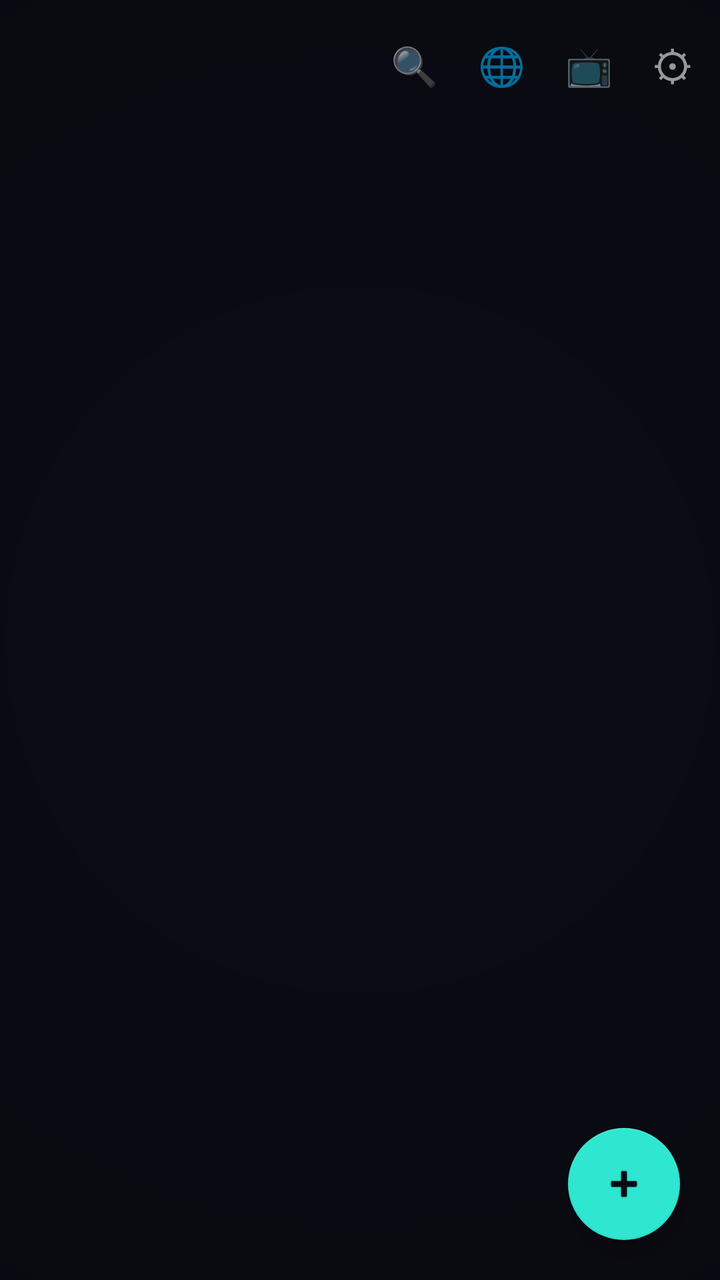
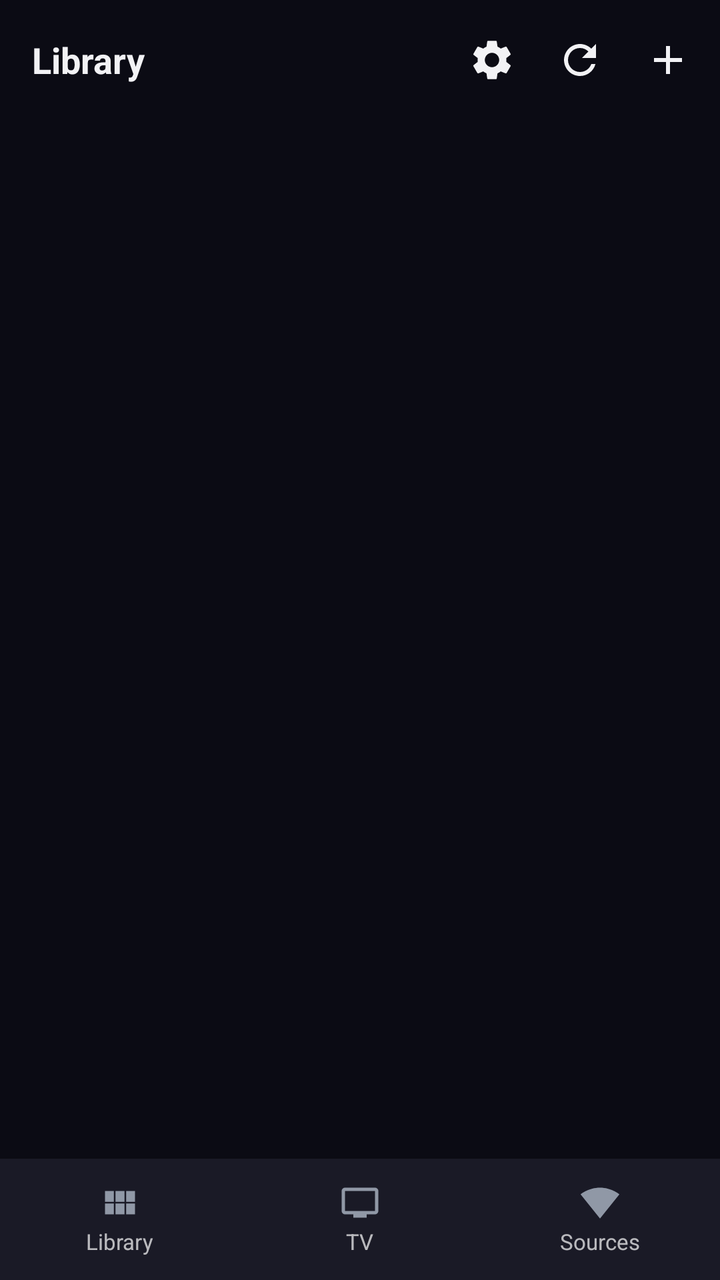

Two renders of the same Android screen: before a commit and after it. Below are the layout's source before the change and the commit's diff.
<!-- AndroidManifest.xml: application theme Theme.RetroTube -->
<!-- res/layout/activity_library.xml -->
<?xml version="1.0" encoding="utf-8"?>
<FrameLayout xmlns:android="http://schemas.android.com/apk/res/android"
    xmlns:app="http://schemas.android.com/apk/res-auto"
    android:layout_width="match_parent"
    android:layout_height="match_parent">

    <LinearLayout
        android:layout_width="match_parent"
        android:layout_height="match_parent"
        android:orientation="vertical">

        <LinearLayout
            android:layout_width="match_parent"
            android:layout_height="wrap_content"
            android:orientation="horizontal"
            android:gravity="center_vertical"
            android:paddingStart="16dp"
            android:paddingEnd="4dp"
            android:paddingVertical="8dp">

            <LinearLayout
                android:id="@+id/breadcrumbRow"
                android:layout_width="wrap_content"
                android:layout_height="wrap_content"
                android:orientation="horizontal"
                android:gravity="center_vertical"
                android:visibility="gone">

                <TextView
                    android:id="@+id/backButton"
                    android:layout_width="wrap_content"
                    android:layout_height="wrap_content"
                    android:text="←"
                    android:textSize="20sp"
                    android:textColor="@color/retro_teal"
                    android:padding="8dp"
                    android:background="?attr/selectableItemBackgroundBorderless" />

                <TextView
                    android:id="@+id/breadcrumbText"
                    android:layout_width="wrap_content"
                    android:layout_height="wrap_content"
                    android:layout_marginStart="4dp"
                    android:textSize="14sp"
                    android:maxLines="1"
                    android:ellipsize="start" />

                <TextView
                    android:id="@+id/editCollectionContentsButton"
                    android:layout_width="wrap_content"
                    android:layout_height="wrap_content"
                    android:layout_marginStart="6dp"
                    android:text="➕"
                    android:textSize="15sp"
                    android:padding="8dp"
                    android:contentDescription="@string/add_to_collection"
                    android:background="?attr/selectableItemBackgroundBorderless"
                    android:visibility="gone" />

            </LinearLayout>

            <View
                android:layout_width="0dp"
                android:layout_height="0dp"
                android:layout_weight="1" />

            <TextView
                android:id="@+id/searchToggleButton"
                android:layout_width="wrap_content"
                android:layout_height="wrap_content"
                android:text="🔍"
                android:textSize="19sp"
                android:padding="10dp"
                android:contentDescription="@string/search_hint"
                android:background="?attr/selectableItemBackgroundBorderless" />

            <TextView
                android:id="@+id/networkSharesButton"
                android:layout_width="wrap_content"
                android:layout_height="wrap_content"
                android:text="🌐"
                android:textSize="19sp"
                android:padding="10dp"
                android:contentDescription="@string/network_shares_title"
                android:background="?attr/selectableItemBackgroundBorderless" />

            <TextView
                android:id="@+id/tvModeButton"
                android:layout_width="wrap_content"
                android:layout_height="wrap_content"
                android:text="📺"
                android:textSize="19sp"
                android:padding="10dp"
                android:contentDescription="@string/tv_mode"
                android:background="?attr/selectableItemBackgroundBorderless" />

            <TextView
                android:id="@+id/settingsButton"
                android:layout_width="wrap_content"
                android:layout_height="wrap_content"
                android:text="⚙"
                android:textSize="21sp"
                android:padding="10dp"
                android:contentDescription="@string/global_settings"
                android:background="?attr/selectableItemBackgroundBorderless" />

        </LinearLayout>

        <LinearLayout
            android:id="@+id/searchRow"
            android:layout_width="match_parent"
            android:layout_height="wrap_content"
            android:orientation="horizontal"
            android:gravity="center_vertical"
            android:paddingHorizontal="16dp"
            android:paddingBottom="8dp"
            android:visibility="gone">

            <EditText
                android:id="@+id/searchField"
                android:layout_width="0dp"
                android:layout_height="wrap_content"
                android:layout_weight="1"
                android:layout_marginEnd="8dp"
                android:hint="@string/search_hint"
                android:inputType="text"
                android:maxLines="1"
                android:imeOptions="actionSearch"
                android:background="@color/retro_surface"
                android:paddingHorizontal="12dp"
                android:paddingVertical="8dp" />

            <TextView
                android:id="@+id/sortButton"
                android:layout_width="wrap_content"
                android:layout_height="wrap_content"
                android:text="@string/sort_name"
                android:textColor="@color/retro_teal"
                android:paddingHorizontal="12dp"
                android:paddingVertical="8dp"
                android:background="?attr/selectableItemBackground" />

        </LinearLayout>

        <TextView
            android:id="@+id/emptyLibraryText"
            android:layout_width="match_parent"
            android:layout_height="wrap_content"
            android:gravity="center"
            android:padding="32dp"
            android:text="@string/library_empty"
            android:visibility="gone" />

        <androidx.recyclerview.widget.RecyclerView
            android:id="@+id/libraryList"
            android:layout_width="match_parent"
            android:layout_height="0dp"
            android:layout_weight="1"
            android:clipToPadding="false"
            android:paddingBottom="88dp" />

    </LinearLayout>

    <View
        android:layout_width="match_parent"
        android:layout_height="match_parent"
        android:background="@drawable/chrome_vignette"
        android:clickable="false"
        android:focusable="false"
        android:importantForAccessibility="no" />

    <com.google.android.material.floatingactionbutton.FloatingActionButton
        android:id="@+id/addFolderButton"
        android:layout_width="wrap_content"
        android:layout_height="wrap_content"
        android:layout_gravity="bottom|end"
        android:layout_margin="20dp"
        android:contentDescription="@string/add_folder"
        android:src="@android:drawable/ic_input_add"
        app:backgroundTint="@color/retro_teal"
        app:tint="@color/retro_background"
        app:elevation="6dp" />

</FrameLayout>
<!-- resources referenced by this layout -->
<resources>
  <!-- drawable chrome_vignette (drawable) -->
  <?xml version="1.0" encoding="utf-8"?>
  <shape xmlns:android="http://schemas.android.com/apk/res/android">
      <gradient
          android:type="radial"
          android:gradientRadius="480dp"
          android:centerX="0.5"
          android:centerY="0.5"
          android:startColor="#00000000"
          android:endColor="#3D000000" />
  </shape>
  <string name="add_folder">Add Folder</string>
  <string name="add_to_collection">Add to collection</string>
  <string name="library_empty">No videos yet. Tap \"Add Folder\" to point RetroTube at a folder of videos.</string>
  <string name="network_shares_title">Network Shares</string>
  <string name="search_hint">Search this folder</string>
  <string name="sort_name">Sort: Name</string>
  <string name="tv_mode">TV Mode</string>
  <!-- unchanged entries left out for length: 12 -->
</resources>

<!-- the commit's change to res/layout/activity_library.xml (unified diff, before → after) -->
@@ -2,7 +2,8 @@
 <FrameLayout xmlns:android="http://schemas.android.com/apk/res/android"
     xmlns:app="http://schemas.android.com/apk/res-auto"
     android:layout_width="match_parent"
-    android:layout_height="match_parent">
+    android:layout_height="match_parent"
+    android:background="@color/retro_background">
 
     <LinearLayout
         android:layout_width="match_parent"
@@ -18,141 +19,74 @@
             android:paddingEnd="4dp"
             android:paddingVertical="8dp">
 
-            <LinearLayout
-                android:id="@+id/breadcrumbRow"
-                android:layout_width="wrap_content"
-                android:layout_height="wrap_content"
-                android:orientation="horizontal"
-                android:gravity="center_vertical"
-                android:visibility="gone">
-
-                <TextView
-                    android:id="@+id/backButton"
-                    android:layout_width="wrap_content"
-                    android:layout_height="wrap_content"
-                    android:text="←"
-                    android:textSize="20sp"
-                    android:textColor="@color/retro_teal"
-                    android:padding="8dp"
-                    android:background="?attr/selectableItemBackgroundBorderless" />
-
-                <TextView
-                    android:id="@+id/breadcrumbText"
-                    android:layout_width="wrap_content"
-                    android:layout_height="wrap_content"
-                    android:layout_marginStart="4dp"
-                    android:textSize="14sp"
-                    android:maxLines="1"
-                    android:ellipsize="start" />
-
-                <TextView
-                    android:id="@+id/editCollectionContentsButton"
-                    android:layout_width="wrap_content"
-                    android:layout_height="wrap_content"
-                    android:layout_marginStart="6dp"
-                    android:text="➕"
-                    android:textSize="15sp"
-                    android:padding="8dp"
-                    android:contentDescription="@string/add_to_collection"
-                    android:background="?attr/selectableItemBackgroundBorderless"
-                    android:visibility="gone" />
-
-            </LinearLayout>
-
-            <View
+            <TextView
                 android:layout_width="0dp"
-                android:layout_height="0dp"
-                android:layout_weight="1" />
-
-            <TextView
-                android:id="@+id/searchToggleButton"
-                android:layout_width="wrap_content"
-                android:layout_height="wrap_content"
-                android:text="🔍"
-                android:textSize="19sp"
-                android:padding="10dp"
-                android:contentDescription="@string/search_hint"
-                android:background="?attr/selectableItemBackgroundBorderless" />
-
-            <TextView
-                android:id="@+id/networkSharesButton"
-                android:layout_width="wrap_content"
-                android:layout_height="wrap_content"
-                android:text="🌐"
-                android:textSize="19sp"
-                android:padding="10dp"
-                android:contentDescription="@string/network_shares_title"
-                android:background="?attr/selectableItemBackgroundBorderless" />
-
-            <TextView
-                android:id="@+id/tvModeButton"
-                android:layout_width="wrap_content"
-                android:layout_height="wrap_content"
-                android:text="📺"
-                android:textSize="19sp"
-                android:padding="10dp"
-                android:contentDescription="@string/tv_mode"
-                android:background="?attr/selectableItemBackgroundBorderless" />
-
-            <TextView
+                android:layout_height="wrap_content"
+                android:layout_weight="1"
+                android:text="@string/library_tab_title"
+                android:textColor="@color/retro_text_primary"
+                android:textSize="18sp"
+                android:textStyle="bold" />
+
+            <ImageView
                 android:id="@+id/settingsButton"
                 android:layout_width="wrap_content"
                 android:layout_height="wrap_content"
-                android:text="⚙"
-                android:textSize="21sp"
                 android:padding="10dp"
                 android:contentDescription="@string/global_settings"
-                android:background="?attr/selectableItemBackgroundBorderless" />
+                android:background="?attr/selectableItemBackgroundBorderless"
+                android:src="@drawable/ic_settings"
+                android:scaleType="centerInside"
+                app:tint="@color/retro_text_primary" />
+
+            <ImageView
+                android:id="@+id/refreshLibraryButton"
+                android:layout_width="wrap_content"
+                android:layout_height="wrap_content"
+                android:padding="10dp"
+                android:contentDescription="@string/refresh_library"
+                android:background="?attr/selectableItemBackgroundBorderless"
+                android:src="@drawable/ic_refresh"
+                android:scaleType="centerInside"
+                app:tint="@color/retro_text_primary" />
+
+            <ImageView
+                android:id="@+id/newBucketButton"
+                android:layout_width="wrap_content"
+                android:layout_height="wrap_content"
+                android:padding="10dp"
+                android:contentDescription="@string/bucket_new"
+                android:background="?attr/selectableItemBackgroundBorderless"
+                android:src="@drawable/ic_add"
+                android:scaleType="centerInside"
+                app:tint="@color/retro_text_primary" />
 
         </LinearLayout>
 
-        <LinearLayout
-            android:id="@+id/searchRow"
-            android:layout_width="match_parent"
-            android:layout_height="wrap_content"
-            android:orientation="horizontal"
-            android:gravity="center_vertical"
-            android:paddingHorizontal="16dp"
-            android:paddingBottom="8dp"
+        <FrameLayout
+            android:id="@+id/continueWatchingContainer"
+            android:layout_width="match_parent"
+            android:layout_height="wrap_content"
             android:visibility="gone">
 
-            <EditText
-                android:id="@+id/searchField"
-                android:layout_width="0dp"
-                android:layout_height="wrap_content"
-                android:layout_weight="1"
-                android:layout_marginEnd="8dp"
-                android:hint="@string/search_hint"
-                android:inputType="text"
-                android:maxLines="1"
-                android:imeOptions="actionSearch"
-                android:background="@color/retro_surface"
-                android:paddingHorizontal="12dp"
-                android:paddingVertical="8dp" />
-
-            <TextView
-                android:id="@+id/sortButton"
-                android:layout_width="wrap_content"
-                android:layout_height="wrap_content"
-                android:text="@string/sort_name"
-                android:textColor="@color/retro_teal"
-                android:paddingHorizontal="12dp"
-                android:paddingVertical="8dp"
-                android:background="?attr/selectableItemBackground" />
-
-        </LinearLayout>
-
-        <TextView
-            android:id="@+id/emptyLibraryText"
+            <include
+                android:id="@+id/continueWatchingRail"
+                layout="@layout/item_continue_watching_rail" />
+
+        </FrameLayout>
+
+        <TextView
+            android:id="@+id/emptyStateText"
             android:layout_width="match_parent"
             android:layout_height="wrap_content"
             android:gravity="center"
             android:padding="32dp"
-            android:text="@string/library_empty"
+            android:textColor="@color/retro_text_muted"
+            android:text="@string/buckets_empty"
             android:visibility="gone" />
 
         <androidx.recyclerview.widget.RecyclerView
-            android:id="@+id/libraryList"
+            android:id="@+id/bucketList"
             android:layout_width="match_parent"
             android:layout_height="0dp"
             android:layout_weight="1"
@@ -161,24 +95,135 @@
 
     </LinearLayout>
 
-    <View
+    <include layout="@layout/bottom_nav_bar" />
+
+</FrameLayout>
+<!-- res/layout/item_continue_watching_rail.xml (included above) -->
+<?xml version="1.0" encoding="utf-8"?>
+<LinearLayout xmlns:android="http://schemas.android.com/apk/res/android"
+    android:layout_width="match_parent"
+    android:layout_height="wrap_content"
+    android:orientation="vertical"
+    android:paddingTop="10dp"
+    android:paddingBottom="20dp">
+
+    <TextView
+        android:layout_width="wrap_content"
+        android:layout_height="wrap_content"
+        android:layout_marginStart="12dp"
+        android:layout_marginBottom="12dp"
+        android:text="@string/continue_watching"
+        android:textColor="@color/retro_teal"
+        android:textStyle="bold"
+        android:textSize="16sp" />
+
+    <androidx.recyclerview.widget.RecyclerView
+        android:id="@+id/continueWatchingList"
         android:layout_width="match_parent"
-        android:layout_height="match_parent"
-        android:background="@drawable/chrome_vignette"
-        android:clickable="false"
-        android:focusable="false"
-        android:importantForAccessibility="no" />
-
-    <com.google.android.material.floatingactionbutton.FloatingActionButton
-        android:id="@+id/addFolderButton"
-        android:layout_width="wrap_content"
-        android:layout_height="wrap_content"
-        android:layout_gravity="bottom|end"
-        android:layout_margin="20dp"
-        android:contentDescription="@string/add_folder"
-        android:src="@android:drawable/ic_input_add"
-        app:backgroundTint="@color/retro_teal"
-        app:tint="@color/retro_background"
-        app:elevation="6dp" />
-
-</FrameLayout>
+        android:layout_height="wrap_content"
+        android:orientation="horizontal"
+        android:clipToPadding="false"
+        android:paddingStart="12dp"
+        android:paddingEnd="6dp" />
+
+</LinearLayout>
+<!-- res/layout/bottom_nav_bar.xml (included above) -->
+<?xml version="1.0" encoding="utf-8"?>
+<LinearLayout xmlns:android="http://schemas.android.com/apk/res/android"
+    xmlns:app="http://schemas.android.com/apk/res-auto"
+    android:id="@+id/bottomNavBar"
+    android:layout_width="match_parent"
+    android:layout_height="wrap_content"
+    android:layout_gravity="bottom"
+    android:orientation="horizontal"
+    android:background="@color/retro_surface"
+    android:elevation="8dp">
+
+    <LinearLayout
+        android:id="@+id/navLibraryTab"
+        android:layout_width="0dp"
+        android:layout_height="wrap_content"
+        android:layout_weight="1"
+        android:orientation="vertical"
+        android:gravity="center"
+        android:paddingVertical="12dp"
+        android:clickable="true"
+        android:focusable="true"
+        android:background="?attr/selectableItemBackground">
+
+        <ImageView
+            android:id="@+id/navLibraryIcon"
+            android:layout_width="20dp"
+            android:layout_height="20dp"
+            android:src="@drawable/ic_grid_view"
+            android:scaleType="centerInside" />
+
+        <TextView
+            android:id="@+id/navLibraryLabel"
+            android:layout_width="wrap_content"
+            android:layout_height="wrap_content"
+            android:layout_marginTop="2dp"
+            android:text="@string/nav_tab_library"
+            android:textSize="11sp" />
+
+    </LinearLayout>
+
+    <LinearLayout
+        android:id="@+id/navTvTab"
+        android:layout_width="0dp"
+        android:layout_height="wrap_content"
+        android:layout_weight="1"
+        android:orientation="vertical"
+        android:gravity="center"
+        android:paddingVertical="12dp"
+        android:clickable="true"
+        android:focusable="true"
+        android:background="?attr/selectableItemBackground">
+
+        <ImageView
+            android:id="@+id/navTvIcon"
+            android:layout_width="20dp"
+            android:layout_height="20dp"
+            android:src="@drawable/ic_tv"
+            android:scaleType="centerInside" />
+
+        <TextView
+            android:id="@+id/navTvLabel"
+            android:layout_width="wrap_content"
+            android:layout_height="wrap_content"
+            android:layout_marginTop="2dp"
+            android:text="@string/nav_tab_tv"
+            android:textSize="11sp" />
+
+    </LinearLayout>
+
+    <LinearLayout
+        android:id="@+id/navSourcesTab"
+        android:layout_width="0dp"
+        android:layout_height="wrap_content"
+        android:layout_weight="1"
+        android:orientation="vertical"
+        android:gravity="center"
+        android:paddingVertical="12dp"
+        android:clickable="true"
+        android:focusable="true"
+        android:background="?attr/selectableItemBackground">
+
+        <ImageView
+            android:id="@+id/navSourcesIcon"
+            android:layout_width="20dp"
+            android:layout_height="20dp"
+            android:src="@drawable/ic_wifi"
+            android:scaleType="centerInside" />
+
+        <TextView
+            android:id="@+id/navSourcesLabel"
+            android:layout_width="wrap_content"
+            android:layout_height="wrap_content"
+            android:layout_marginTop="2dp"
+            android:text="@string/nav_tab_sources"
+            android:textSize="11sp" />
+
+    </LinearLayout>
+
+</LinearLayout>
<!-- resource entries referenced after the edit -->
@@ -1,23 +1,85 @@
 <!-- resources referenced by this layout -->
 <resources>
-  <!-- drawable chrome_vignette (drawable) -->
+  <!-- drawable ic_add (drawable) -->
   <?xml version="1.0" encoding="utf-8"?>
-  <shape xmlns:android="http://schemas.android.com/apk/res/android">
-      <gradient
-          android:type="radial"
-          android:gradientRadius="480dp"
-          android:centerX="0.5"
-          android:centerY="0.5"
-          android:startColor="#00000000"
-          android:endColor="#3D000000" />
-  </shape>
-  <string name="add_folder">Add Folder</string>
-  <string name="add_to_collection">Add to collection</string>
-  <string name="library_empty">No videos yet. Tap \"Add Folder\" to point RetroTube at a folder of videos.</string>
-  <string name="network_shares_title">Network Shares</string>
-  <string name="search_hint">Search this folder</string>
-  <string name="sort_name">Sort: Name</string>
-  <string name="tv_mode">TV Mode</string>
+  <vector xmlns:android="http://schemas.android.com/apk/res/android"
+      android:width="24dp"
+      android:height="24dp"
+      android:viewportWidth="24"
+      android:viewportHeight="24"
+      android:tint="?attr/colorControlNormal">
+      <path
+          android:fillColor="#FF000000"
+          android:pathData="M19 13h-6v6h-2v-6H5v-2h6V5h2v6h6v2z" />
+  </vector>
+  <!-- drawable ic_grid_view (drawable) -->
+  <?xml version="1.0" encoding="utf-8"?>
+  <vector xmlns:android="http://schemas.android.com/apk/res/android"
+      android:width="24dp"
+      android:height="24dp"
+      android:viewportWidth="24"
+      android:viewportHeight="24"
+      android:tint="?attr/colorControlNormal">
+      <path
+          android:fillColor="#FF000000"
+          android:pathData="M14.67,5v6.5H9.33V5H14.67z M15.67,11.5H21V5h-5.33V11.5z M14.67,19v-6.5H9.33V19H14.67z M15.67,12.5V19H21v-6.5H15.67z M8.33,12.5H3V19h5.33V12.5z M8.33,11.5V5H3v6.5H8.33z" />
+  </vector>
+  <!-- drawable ic_refresh (drawable) -->
+  <?xml version="1.0" encoding="utf-8"?>
+  <vector xmlns:android="http://schemas.android.com/apk/res/android"
+      android:width="24dp"
+      android:height="24dp"
+      android:viewportWidth="24"
+      android:viewportHeight="24"
+      android:tint="?attr/colorControlNormal">
+      <path
+          android:fillColor="#FF000000"
+          android:pathData="M17.65 6.35C16.2 4.9 14.21 4 12 4c-4.42 0-7.99 3.58-7.99 8s3.57 8 7.99 8c3.73 0 6.84-2.55 7.73-6h-2.08c-.82 2.33-3.04 4-5.65 4-3.31 0-6-2.69-6-6s2.69-6 6-6c1.66 0 3.14.69 4.22 1.78L13 11h7V4l-2.35 2.35z" />
+  </vector>
+  <!-- drawable ic_settings (drawable) -->
+  <?xml version="1.0" encoding="utf-8"?>
+  <vector xmlns:android="http://schemas.android.com/apk/res/android"
+      android:width="24dp"
+      android:height="24dp"
+      android:viewportWidth="24"
+      android:viewportHeight="24"
+      android:tint="?attr/colorControlNormal">
+      <path
+          android:fillColor="#FF000000"
+          android:pathData="M19.14,12.94c0.04-0.3,0.06-0.61,0.06-0.94c0-0.32-0.02-0.64-0.07-0.94l2.03-1.58c0.18-0.14,0.23-0.41,0.12-0.61 l-1.92-3.32c-0.12-0.22-0.37-0.29-0.59-0.22l-2.39,0.96c-0.5-0.38-1.03-0.7-1.62-0.94L14.4,2.81c-0.04-0.24-0.24-0.41-0.48-0.41 h-3.84c-0.24,0-0.43,0.17-0.47,0.41L9.25,5.35C8.66,5.59,8.12,5.92,7.63,6.29L5.24,5.33c-0.22-0.08-0.47,0-0.59,0.22L2.74,8.87 C2.62,9.08,2.66,9.34,2.86,9.48l2.03,1.58C4.84,11.36,4.8,11.69,4.8,12s0.02,0.64,0.07,0.94l-2.03,1.58 c-0.18,0.14-0.23,0.41-0.12,0.61l1.92,3.32c0.12,0.22,0.37,0.29,0.59,0.22l2.39-0.96c0.5,0.38,1.03,0.7,1.62,0.94l0.36,2.54 c0.05,0.24,0.24,0.41,0.48,0.41h3.84c0.24,0,0.44-0.17,0.47-0.41l0.36-2.54c0.59-0.24,1.13-0.56,1.62-0.94l2.39,0.96 c0.22,0.08,0.47,0,0.59-0.22l1.92-3.32c0.12-0.22,0.07-0.47-0.12-0.61L19.14,12.94z M12,15.6c-1.98,0-3.6-1.62-3.6-3.6 s1.62-3.6,3.6-3.6s3.6,1.62,3.6,3.6S13.98,15.6,12,15.6z" />
+  </vector>
+  <!-- drawable ic_tv (drawable) -->
+  <?xml version="1.0" encoding="utf-8"?>
+  <vector xmlns:android="http://schemas.android.com/apk/res/android"
+      android:width="24dp"
+      android:height="24dp"
+      android:viewportWidth="24"
+      android:viewportHeight="24"
+      android:tint="?attr/colorControlNormal">
+      <path
+          android:fillColor="#FF000000"
+          android:pathData="M21 3H3c-1.1 0-2 .9-2 2v12c0 1.1.9 2 2 2h5v2h8v-2h5c1.1 0 1.99-.9 1.99-2L23 5c0-1.1-.9-2-2-2zm0 14H3V5h18v12z" />
+  </vector>
+  <!-- drawable ic_wifi (drawable) -->
+  <?xml version="1.0" encoding="utf-8"?>
+  <vector xmlns:android="http://schemas.android.com/apk/res/android"
+      android:width="24dp"
+      android:height="24dp"
+      android:viewportWidth="24"
+      android:viewportHeight="24"
+      android:tint="?attr/colorControlNormal">
+      <path
+          android:fillColor="#FF000000"
+          android:pathData="M12.01 21.49L23.64 7c-.45-.34-4.93-4-11.64-4C5.28 3 .81 6.66.36 7l11.63 14.49.01.01.01-.01z" />
+  </vector>
+  <string name="bucket_new">New Bucket…</string>
+  <string name="buckets_empty">No custom buckets yet</string>
+  <string name="continue_watching">Recently Viewed</string>
+  <string name="library_tab_title">Library</string>
+  <string name="nav_tab_library">Library</string>
+  <string name="nav_tab_sources">Sources</string>
+  <string name="nav_tab_tv">TV</string>
+  <string name="refresh_library">Refresh Library</string>
   <!-- unchanged entries left out for length: 12 -->
 </resources>
 
